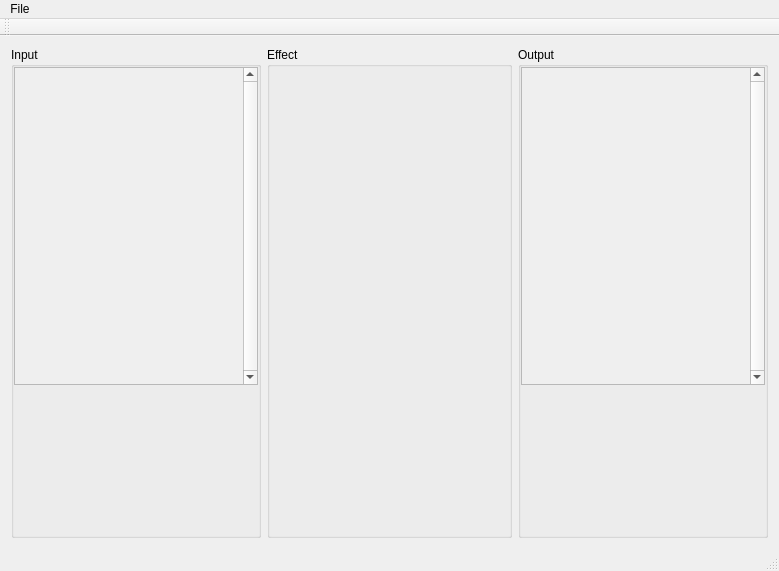
andresgonzalezfornell/TFM, file src/interface/Decoder.ui: the form before one commit.
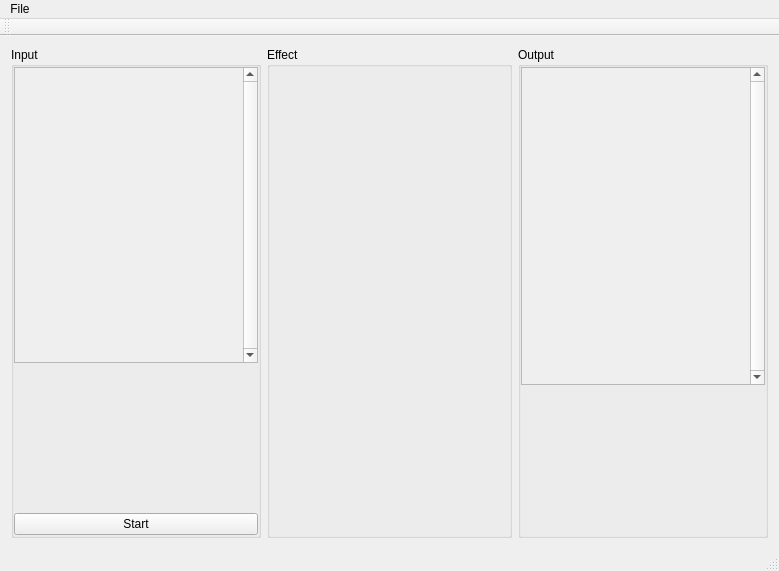
The form after the commit.

Diff of the .ui file:
```diff
--- a/src/interface/Decoder.ui
+++ b/src/interface/Decoder.ui
@@ -88,8 +88,8 @@
            <rect>
             <x>0</x>
             <y>0</y>
-            <width>226</width>
-            <height>327</height>
+            <width>215</width>
+            <height>295</height>
            </rect>
           </property>
           <layout class="QVBoxLayout" name="input_list_layout">
@@ -128,6 +128,16 @@
          </property>
         </widget>
        </item>
+       <item>
+        <widget class="QPushButton" name="input_start">
+         <property name="text">
+          <string>Start</string>
+         </property>
+         <property name="checkable">
+          <bool>true</bool>
+         </property>
+        </widget>
+       </item>
       </layout>
      </widget>
     </item>
```
Left out of the diff: 2 changed lines with no effect on the pictures.
